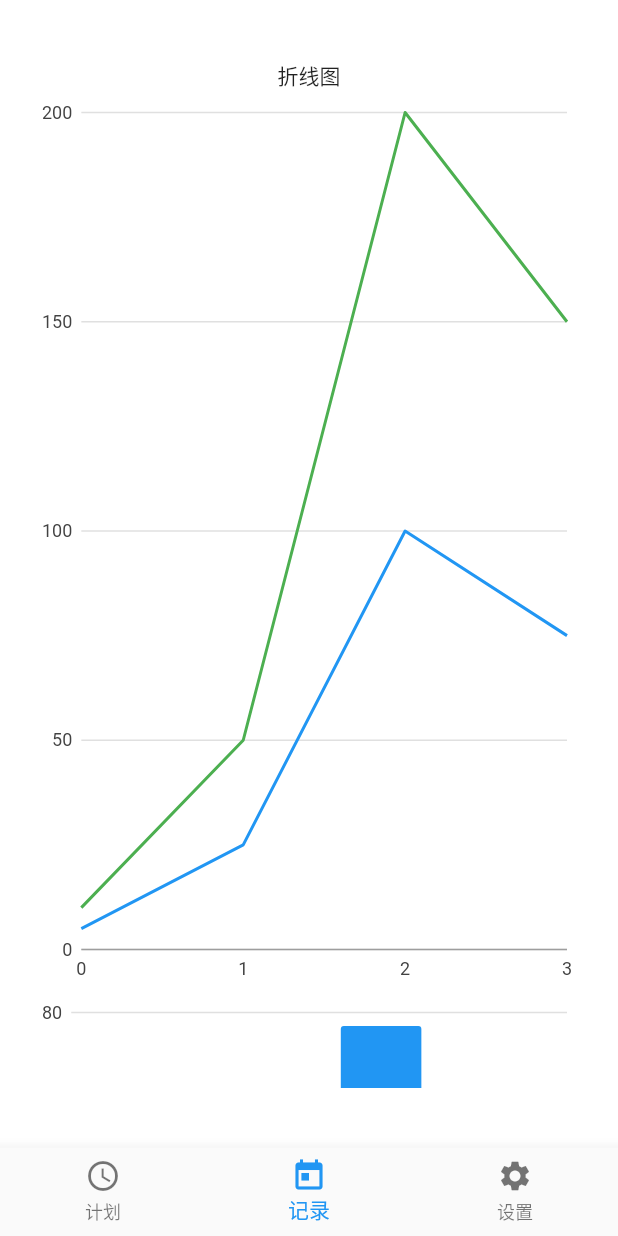
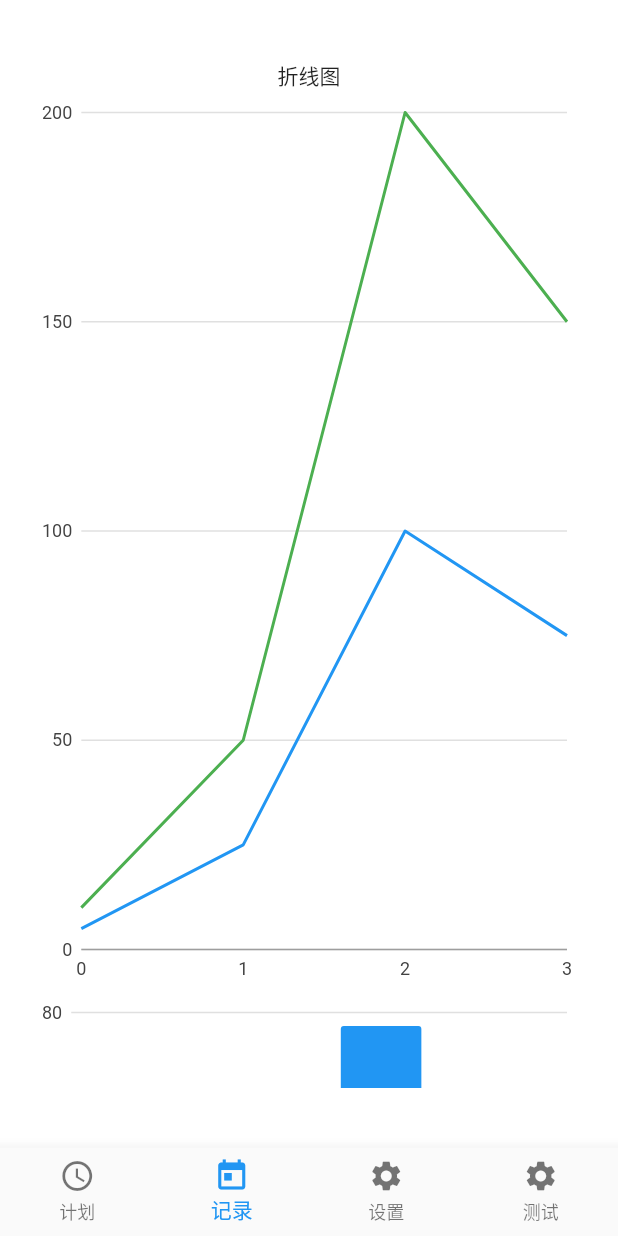
Before and after one commit to infinite2009/workout-record, a Flutter app: the screen it shows after launch, item 2 of the bottom bar chosen, on a phone screen of 412 x 824 dp. Run offline on Flutter 3.47's test engine with Material 2 defaults, Android fonts, the phone set to English and light mode, and no system bars; our stand-ins replace charts_flutter.

Commit message:
add some code

```diff
--- a/lib/config/tab_nav_icons.dart
+++ b/lib/config/tab_nav_icons.dart
@@ -12,5 +12,9 @@ const TabNavIcons = [
   {
     'title': '设置',
     'icon': Icons.settings,
+  },
+  {
+    'title': '测试',
+    'icon': Icons.settings,
   }
 ];
--- /dev/null
+++ b/lib/util/http.dart
@@ -0,0 +1,3 @@
+class Http {
+    Http() {}
+}
--- a/lib/views/record/record.dart
+++ b/lib/views/record/record.dart
@@ -6,6 +6,7 @@ import 'package:body_building/views/plan/bar_chart_demo.dart';
 class AreaAndLineChart extends StatelessWidget {
   final List<charts.Series> seriesList;
   final bool animate;
+  final items = List<String>.generate(30, (i) => "Item $i");
 
   AreaAndLineChart(this.seriesList, {this.animate});
 
@@ -49,7 +50,16 @@ class AreaAndLineChart extends StatelessWidget {
               new Container(
                 height: 400.0,
                 child: SimpleBarChart.withRandomData(),
-              )
+              ),
+              ListView.builder(
+                shrinkWrap: true,
+                itemCount: items.length,
+                itemBuilder: (context, index) {
+                  return ListTile(
+                    title: Text('${items[index]}'),
+                  );
+                },
+              ),
             ],
           ),
         ),
--- a/lib/views/root.dart
+++ b/lib/views/root.dart
@@ -3,6 +3,7 @@ import 'package:body_building/config/tab_nav_icons.dart';
 import 'package:body_building/views/record/record.dart';
 import 'package:body_building/views/setting/setting.dart';
 import 'package:body_building/views/plan/plan.dart';
+import 'package:body_building/views/test/test.dart';
 
 class Root extends StatefulWidget {
   Root({Key key}) : super(key: key);
@@ -27,12 +28,14 @@ class RootState extends State<Root> {
       0: Plan(),
       1: AreaAndLineChart.withSampleData(),
       2: Setting(),
+      3: Test(),
     };
     return map[currentTabIndex];
   }
 
   _generateBottomNavigationBar() {
     return BottomNavigationBar(
+      type: BottomNavigationBarType.fixed,
       currentIndex: currentTabIndex,
       items: TabNavIcons.map(
         (e) {
--- a/lib/views/setting/setting.dart
+++ b/lib/views/setting/setting.dart
@@ -9,7 +9,7 @@ class SettingState extends State<Setting> {
   @override
   Widget build(BuildContext context) {
     return CustomScrollView(slivers: <Widget>[
-      const SliverAppBar(
+      SliverAppBar(
         pinned: true,
         expandedHeight: 50.0,
         flexibleSpace: FlexibleSpaceBar(
```
Also changed, not shown: 5 other files.
